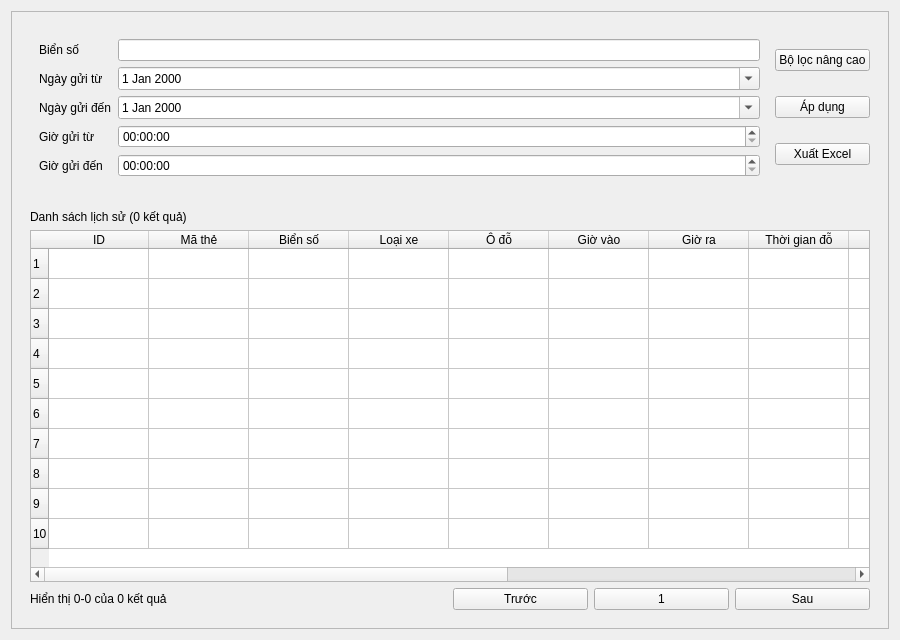
Qt form 2. App_Desktop/ui/pages/history.ui (2pvq2/Smart_Parking_System) before a commit.
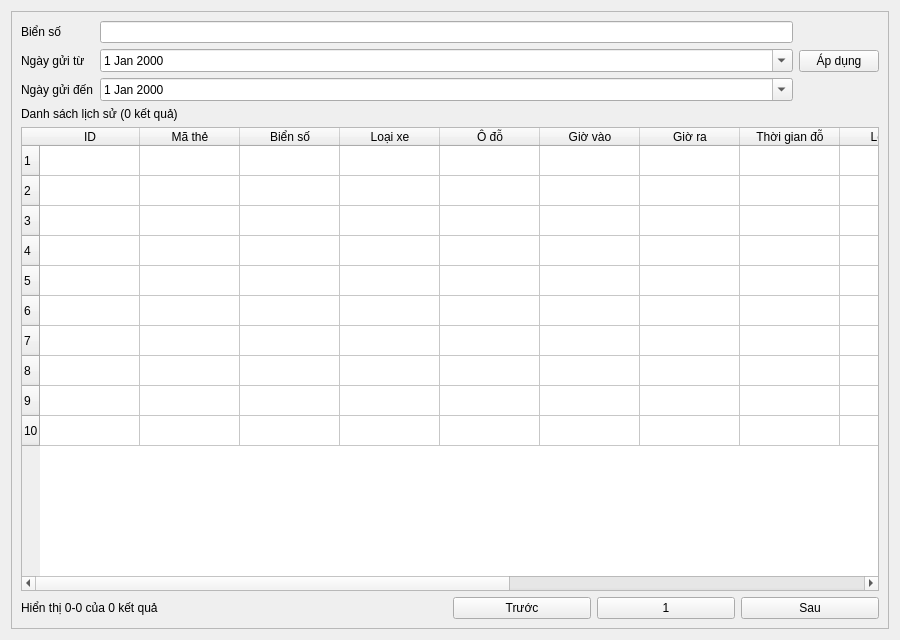
The same form after that commit.

Diff of the .ui file:
```diff
--- a/2. App_Desktop/ui/pages/history.ui
+++ b/2. App_Desktop/ui/pages/history.ui
@@ -19,16 +19,14 @@
        <rect>
         <x>0</x>
         <y>0</y>
-        <width>900</width>
-        <height>640</height>
+        <width>880</width>
+        <height>620</height>
        </rect>
       </property>
       <layout class="QVBoxLayout" name="scrollAreaLayout">
        <item>
-        <widget class="QWidget" name="filterArea">
          <layout class="QHBoxLayout" name="horizontalLayout_filter">
           <item>
-           <widget class="QWidget" name="filterInputs">
             <layout class="QGridLayout" name="gridLayout_filters">
              <item row="0" column="0">
               <widget class="QLabel" name="lblPlate">
@@ -55,52 +53,27 @@
              </item>
              <item row="2" column="1">
               <widget class="QDateEdit" name="historyDateTo">
-               <property name="calendarPopup"><bool>true</bool></property>
-              </widget>
-             </item>
-             <item row="3" column="0">
-              <widget class="QLabel" name="lblTimeFrom">
-               <property name="text"><string>Giờ gửi từ</string></property>
-              </widget>
-             </item>
-             <item row="3" column="1">
-              <widget class="QTimeEdit" name="historyTimeFrom"/>
-             </item>
-             <item row="4" column="0">
-              <widget class="QLabel" name="lblTimeTo">
-               <property name="text"><string>Giờ gửi đến</string></property>
-              </widget>
-             </item>
-             <item row="4" column="1">
-              <widget class="QTimeEdit" name="historyTimeTo"/>
-             </item>
-            </layout>
-           </widget>
+             <property name="calendarPopup">
+              <bool>true</bool>
+             </property>
+            </widget>
+           </item>
+          </layout>
           </item>
           <item>
            <layout class="QVBoxLayout" name="verticalLayout_filterButtons">
-            <item>
-             <widget class="QPushButton" name="btnOpenAdvancedFilter">
-              <property name="text"><string>Bộ lọc nâng cao</string></property>
-             </widget>
-            </item>
             <item>
              <widget class="QPushButton" name="btnApplyFilter">
-              <property name="text"><string>Áp dụng</string></property>
-             </widget>
-            </item>
-            <item>
-             <widget class="QPushButton" name="btnExport">
-              <property name="text"><string>Xuất Excel</string></property>
-             </widget>
-            </item>
+             <property name="text">
+              <string>Áp dụng</string>
+             </property>
+            </widget>
+           </item>
            </layout>
           </item>
          </layout>
-        </widget>
        </item>
        <item>
-        <widget class="QWidget" name="tableArea">
          <layout class="QVBoxLayout" name="verticalLayout_table">
           <item>
            <widget class="QLabel" name="lblResults">
@@ -109,8 +82,22 @@
           </item>
           <item>
            <widget class="QTableWidget" name="historyTable">
-            <property name="columnCount"><number>14</number></property>
-            <property name="rowCount"><number>10</number></property>
+           <property name="rowCount">
+            <number>10</number>
+           </property>
+           <property name="columnCount">
+            <number>14</number>
+           </property>
+           <row/>
+           <row/>
+           <row/>
+           <row/>
+           <row/>
+           <row/>
+           <row/>
+           <row/>
+           <row/>
+           <row/>
             <column>
              <property name="text"><string>ID</string></property>
             </column>
@@ -151,7 +138,9 @@
              <property name="text"><string>Trạng thái</string></property>
             </column>
             <column>
-             <property name="text"><string>Ảnh vào</string></property>
+            <property name="text">
+             <string>Ảnh vào/ra</string>
+            </property>
             </column>
            </widget>
           </item>
@@ -184,7 +173,6 @@
            </layout>
           </item>
          </layout>
-        </widget>
        </item>
       </layout>
      </widget>
```
Left out of the diff: 92 changed lines with no effect on the pictures. Lines whose indentation alone changed are shown as unchanged.
